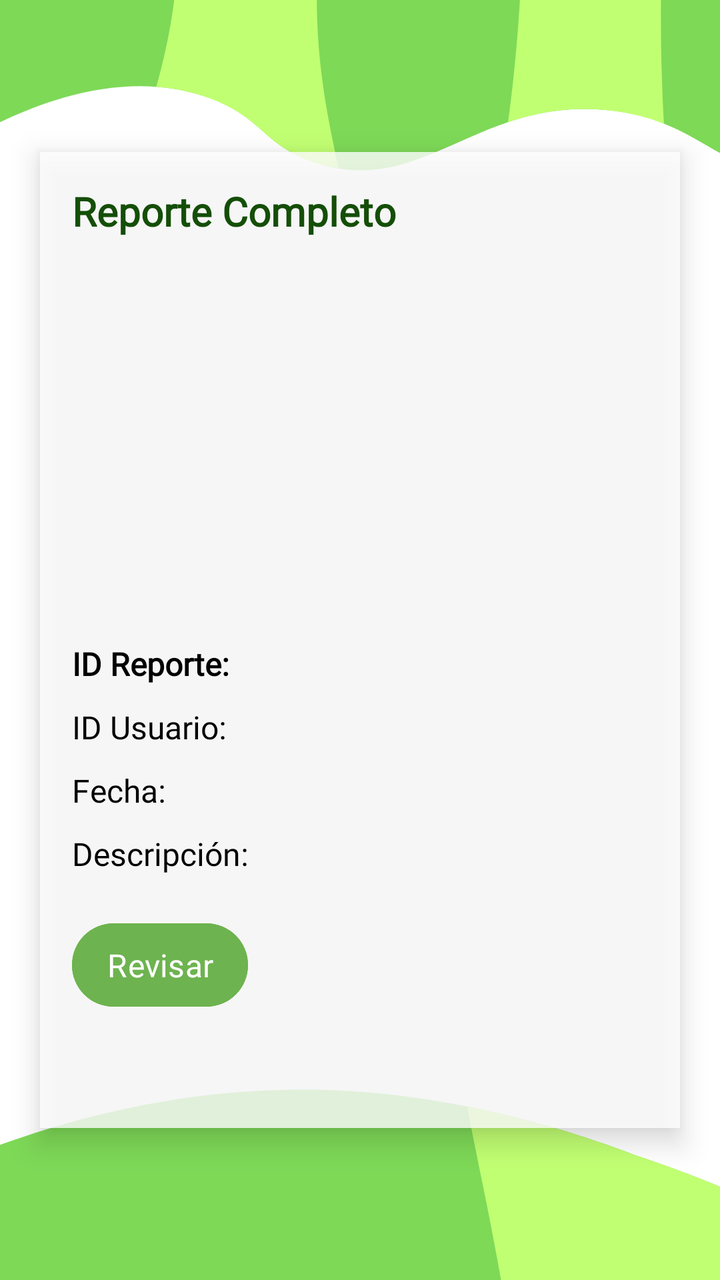
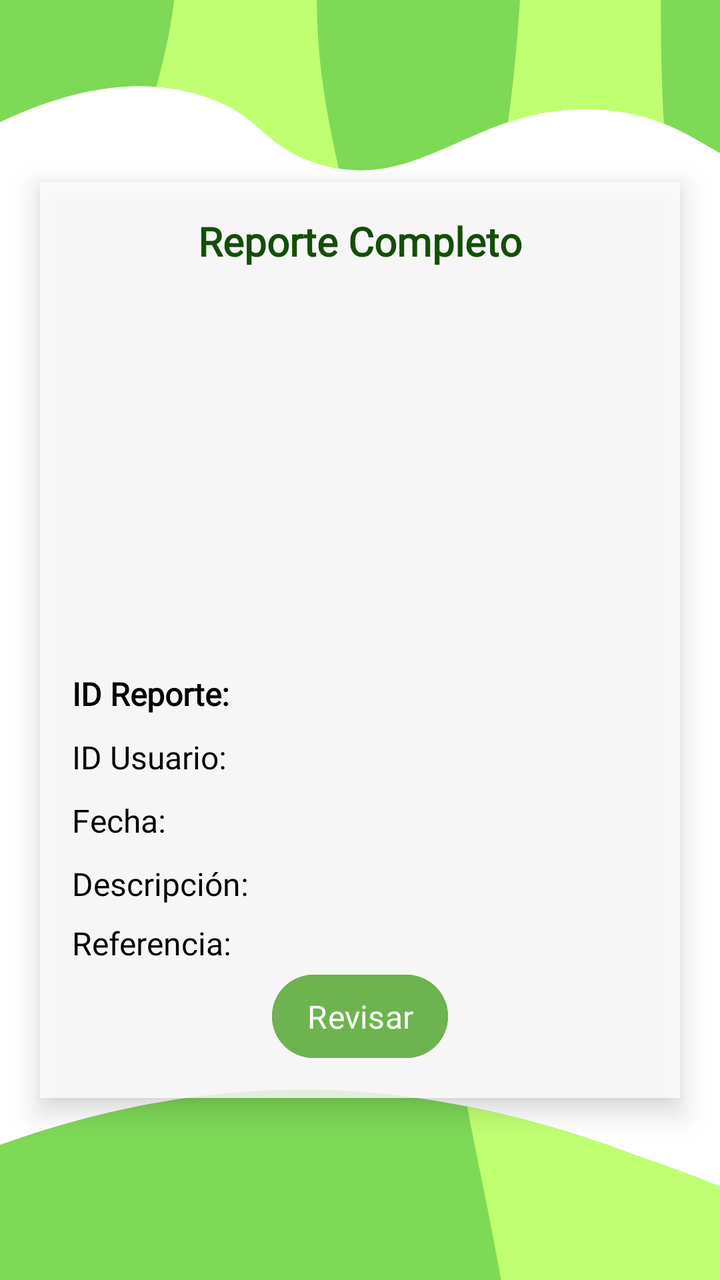

Compare the two renders of this Android layout. The source of the first and the diff that turns it into the second are given below.
<!-- AndroidManifest.xml: application theme Theme.ECOALERTA -->
<!-- res/layout/activity_gestionar_reporte_ui.xml -->
<FrameLayout xmlns:android="http://schemas.android.com/apk/res/android"
    android:layout_width="match_parent"
    android:layout_height="match_parent">

    
    <ImageView
        android:id="@+id/imgvFondo"
        android:layout_width="match_parent"
        android:layout_height="match_parent"
        android:scaleType="centerCrop"
        android:src="@drawable/carga_ui" /> 

    
    <LinearLayout
        android:layout_width="320dp"
        android:layout_height="488dp"
        android:layout_gravity="center"
        android:background="#CCFFFFFF"
        android:elevation="8dp"
        android:orientation="vertical"
        android:padding="16dp"> 

        
        <TextView
            android:id="@+id/tvTituloReporte"
            android:layout_width="wrap_content"
            android:layout_height="wrap_content"
            android:layout_marginBottom="20dp"
            android:fontFamily="@font/adlam_display"
            android:text="Reporte Completo"
            android:textColor="#144E07"
            android:textSize="20sp"
            android:textStyle="bold" />

        
        <ImageView
            android:id="@+id/imgvReporte"
            android:layout_width="294dp"
            android:layout_height="162dp"
            android:layout_marginBottom="20dp"
            android:scaleType="centerCrop" />

        
        <TextView
            android:id="@+id/tvIdReporte"
            android:layout_width="wrap_content"
            android:layout_height="wrap_content"
            android:layout_marginBottom="10dp"
            android:fontFamily="@font/adlam_display"
            android:text="ID Reporte: "
            android:textColor="#000000"
            android:textSize="16sp"
            android:textStyle="bold" />

        
        <TextView
            android:id="@+id/tvIdUsuario"
            android:layout_width="wrap_content"
            android:layout_height="wrap_content"
            android:layout_marginBottom="10dp"
            android:fontFamily="@font/adlam_display"
            android:text="ID Usuario: "
            android:textColor="#000000"
            android:textSize="16sp" />

        
        <TextView
            android:id="@+id/tvFecha"
            android:layout_width="wrap_content"
            android:layout_height="wrap_content"
            android:layout_marginBottom="10dp"
            android:fontFamily="@font/adlam_display"
            android:text="Fecha: "
            android:textColor="#000000"
            android:textSize="16sp" />

        
        <TextView
            android:id="@+id/tvDescripcion"
            android:layout_width="wrap_content"
            android:layout_height="wrap_content"
            android:layout_marginBottom="20dp"
            android:fontFamily="@font/adlam_display"
            android:text="Descripción: "
            android:textColor="#000000"
            android:textSize="16sp" />

        
        <Button
            android:id="@+id/btnRevisarReporte"
            android:layout_width="wrap_content"
            android:layout_height="wrap_content"
            android:backgroundTint="#6DB34F"
            android:fontFamily="@font/adlam_display"
            android:padding="10dp"
            android:text="Revisar"
            android:textColor="#FFFFFF"
            android:textSize="16sp" />

    </LinearLayout>

</FrameLayout>
<!-- resources referenced by this layout -->
<resources>
  <!-- drawable carga_ui: png bitmap (drawable, 28068 bytes) -->
  <style name="Theme.ECOALERTA" parent="Base.Theme.ECOALERTA" />
  <style name="Base.Theme.ECOALERTA" parent="Theme.Material3.DayNight.NoActionBar">
          
          
      </style>
</resources>

<!-- the commit's change to res/layout/activity_gestionar_reporte_ui.xml (unified diff, before → after) -->
@@ -13,12 +13,13 @@
     
     <LinearLayout
         android:layout_width="320dp"
-        android:layout_height="488dp"
+        android:layout_height="wrap_content"
         android:layout_gravity="center"
         android:background="#CCFFFFFF"
         android:elevation="8dp"
         android:orientation="vertical"
-        android:padding="16dp"> 
+        android:padding="16dp"
+        android:gravity="center_horizontal"> 
 
         
         <TextView
@@ -35,7 +36,7 @@
         
         <ImageView
             android:id="@+id/imgvReporte"
-            android:layout_width="294dp"
+            android:layout_width="match_parent"
             android:layout_height="162dp"
             android:layout_marginBottom="20dp"
             android:scaleType="centerCrop" />
@@ -43,7 +44,7 @@
         
         <TextView
             android:id="@+id/tvIdReporte"
-            android:layout_width="wrap_content"
+            android:layout_width="match_parent"
             android:layout_height="wrap_content"
             android:layout_marginBottom="10dp"
             android:fontFamily="@font/adlam_display"
@@ -55,7 +56,7 @@
         
         <TextView
             android:id="@+id/tvIdUsuario"
-            android:layout_width="wrap_content"
+            android:layout_width="match_parent"
             android:layout_height="wrap_content"
             android:layout_marginBottom="10dp"
             android:fontFamily="@font/adlam_display"
@@ -66,7 +67,7 @@
         
         <TextView
             android:id="@+id/tvFecha"
-            android:layout_width="wrap_content"
+            android:layout_width="match_parent"
             android:layout_height="wrap_content"
             android:layout_marginBottom="10dp"
             android:fontFamily="@font/adlam_display"
@@ -77,11 +78,22 @@
         
         <TextView
             android:id="@+id/tvDescripcion"
-            android:layout_width="wrap_content"
+            android:layout_width="match_parent"
             android:layout_height="wrap_content"
-            android:layout_marginBottom="20dp"
+            android:layout_marginBottom="8dp"
             android:fontFamily="@font/adlam_display"
             android:text="Descripción: "
+            android:textColor="#000000"
+            android:textSize="16sp" />
+
+        
+        <TextView
+            android:id="@+id/tvReferencia"
+            android:layout_width="match_parent"
+            android:layout_height="wrap_content"
+            android:layout_marginBottom="1dp"
+            android:fontFamily="@font/adlam_display"
+            android:text="Referencia: "
             android:textColor="#000000"
             android:textSize="16sp" />
 
@@ -90,6 +102,7 @@
             android:id="@+id/btnRevisarReporte"
             android:layout_width="wrap_content"
             android:layout_height="wrap_content"
+            android:layout_gravity="center"
             android:backgroundTint="#6DB34F"
             android:fontFamily="@font/adlam_display"
             android:padding="10dp"
